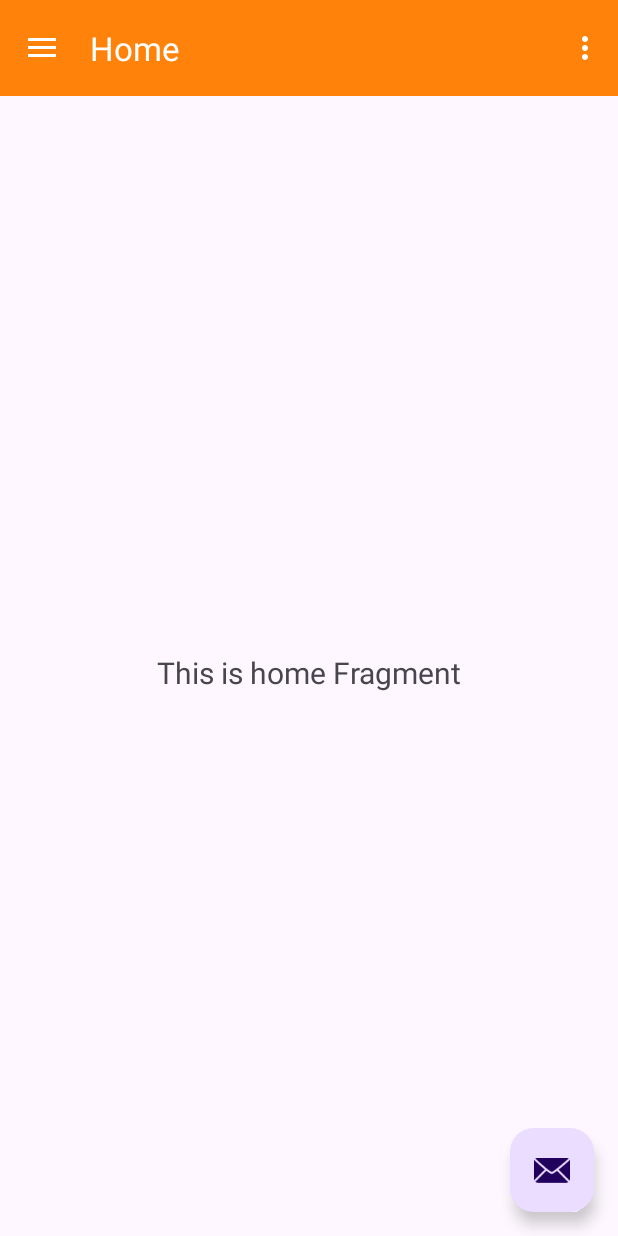
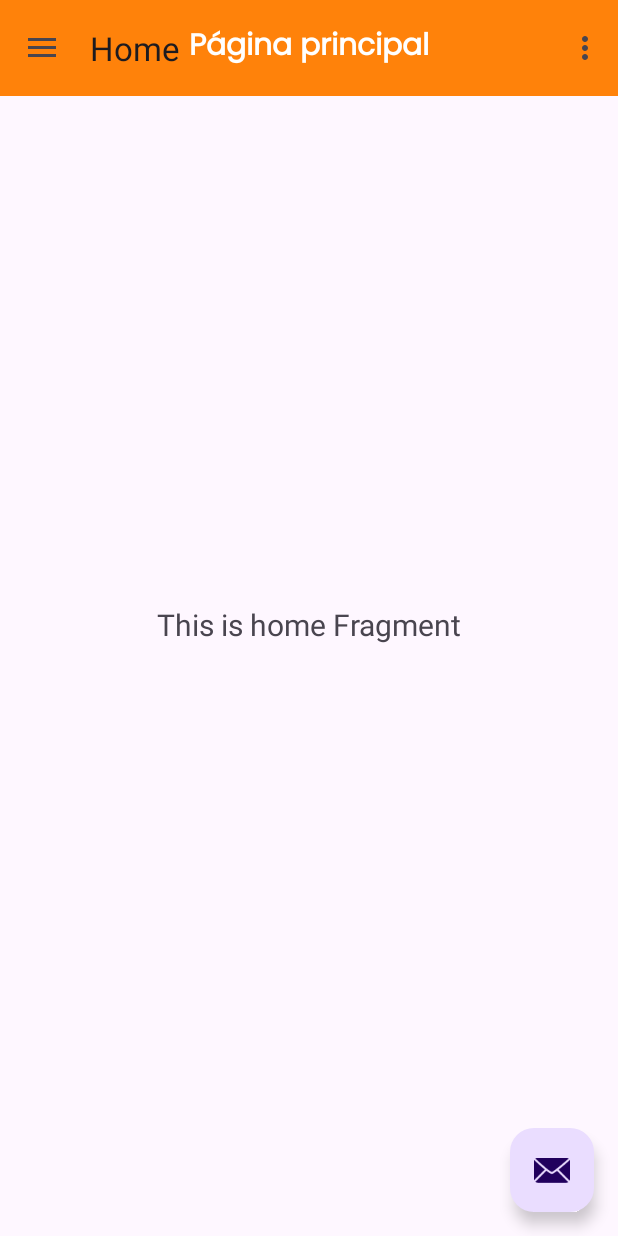
Before and after one commit to Sadousan/TaskLock, an Android app built with Jetpack Compose: the TelaPrincipalMenu screen opened directly, with no data from a screen before it, on a phone screen of 412 x 824 dp. Run offline under Robolectric (Android 15) with nearby library versions, the phone set to English and light mode, and no system bars; our stand-ins replace navigation-ui; Roboto replaces fonts that are not available here.

Commit message:
ajustes de títulos em toolbars

```diff
--- a/app/src/main/java/com/example/tasklock/ui/usodeapps/UsoApp.kt
+++ b/app/src/main/java/com/example/tasklock/ui/usodeapps/UsoApp.kt
@@ -48,6 +48,7 @@ class UsoApp : AppCompatActivity() {
         chart = findViewById(R.id.chart)
         inicializarPermissionLauncher()
         verificarPermissoes()
+
 
         findViewById<Button>(R.id.btnBlock).setOnClickListener {
             if (!Settings.canDrawOverlays(this)) {
--- a/app/src/main/res/layout/app_bar_telaprincipalmenu.xml
+++ b/app/src/main/res/layout/app_bar_telaprincipalmenu.xml
@@ -6,19 +6,24 @@
     android:layout_height="match_parent"
     tools:context=".TelaPrincipalMenu">
 
-    <com.google.android.material.appbar.AppBarLayout
+    <androidx.appcompat.widget.Toolbar
+        android:id="@+id/toolbar"
         android:layout_width="match_parent"
-        android:layout_height="wrap_content"
-        android:theme="@style/Theme.TaskLock.AppBarOverlay">
+        android:layout_height="?attr/actionBarSize"
+        android:background="@color/laranja"
+        app:popupTheme="@style/Theme.TaskLock.PopupOverlay">
 
-        <androidx.appcompat.widget.Toolbar
-            android:id="@+id/toolbar"
-            android:layout_width="match_parent"
-            android:layout_height="?attr/actionBarSize"
-            android:background="@color/laranja"
-            app:popupTheme="@style/Theme.TaskLock.PopupOverlay" />
-
-    </com.google.android.material.appbar.AppBarLayout>
+        <TextView
+            android:id="@+id/toolbar_title"
+            android:layout_width="wrap_content"
+            android:layout_height="wrap_content"
+            android:layout_gravity="center"
+            android:text="Página principal"
+            android:textColor="@android:color/white"
+            android:textSize="20sp"
+            android:textStyle="bold"
+            android:fontFamily="@font/poppins"/>
+    </androidx.appcompat.widget.Toolbar>
 
     <include layout="@layout/content_telaprincipalmenu" />
 
--- a/app/src/main/res/menu/activity_main_drawer.xml
+++ b/app/src/main/res/menu/activity_main_drawer.xml
@@ -15,7 +15,7 @@
 
         <item
             android:id="@+id/nav_appsbloqueados"
-            android:icon="@color/cardview_dark_background"
+            android:icon="@drawable/ic_appsblock"
             android:title="@string/menu_appsbloqueado"
             />
 
```
Also changed, not shown: app/src/main/res/layout/activity_blocked_apps.xml (+17 -12 lines), app/src/main/res/layout/activity_uso_app.xml (+14 -3 lines), app/src/main/res/drawable/ic_appsblock.png (added).
